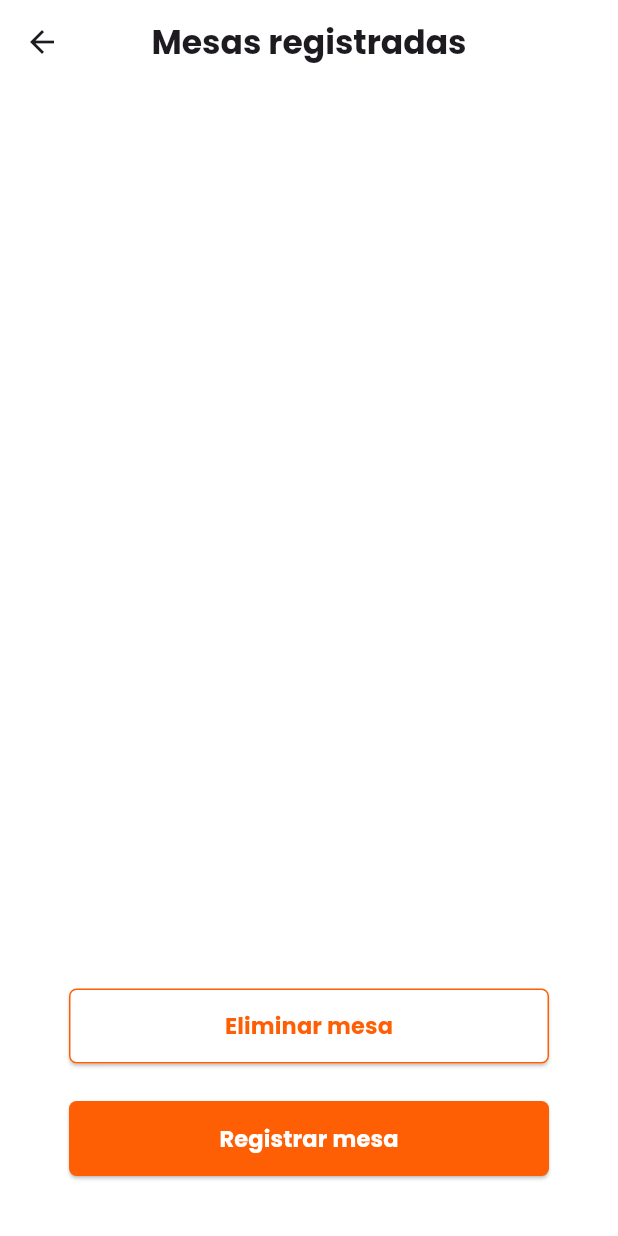
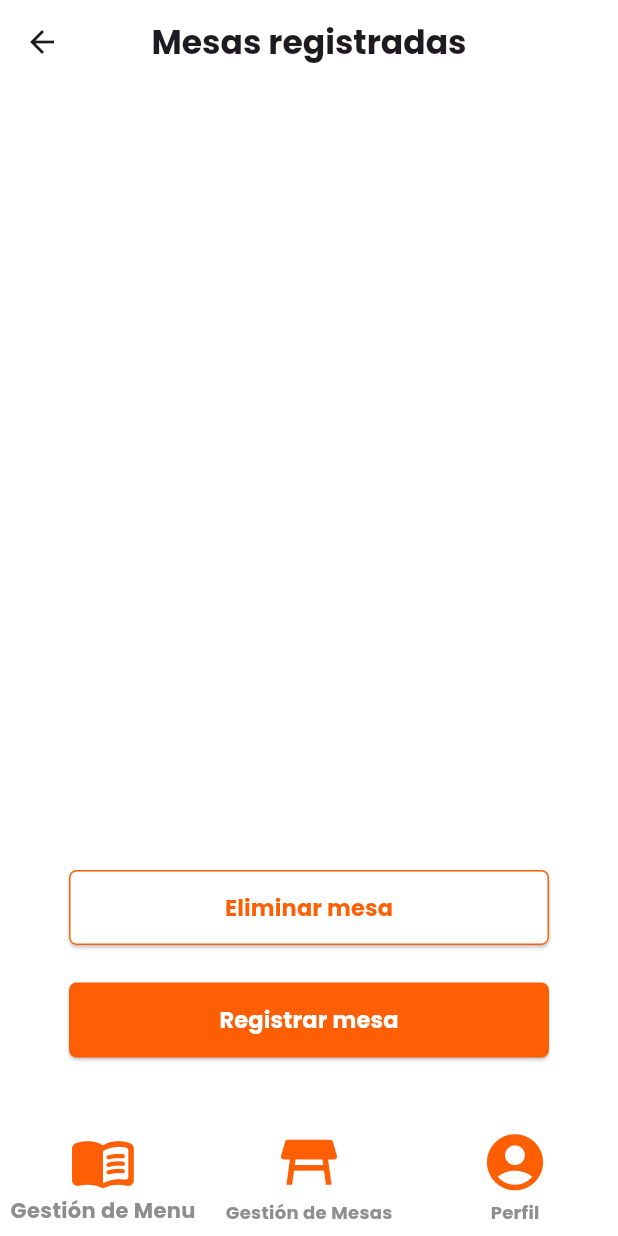
Before and after one commit to BomeLoL/easyorder, a Flutter app: the Vistamesas screen opened directly with empty values, on a phone screen of 412 x 824 dp. Run offline on Flutter 3.47's test engine with Material 3 defaults, Android fonts, the phone set to English and light mode, and no system bars; our stand-ins replace cloud_firestore, firebase_auth, firebase_core, flutter_dotenv, flutter_spinkit, gap and 8 more; missing offline and left inert: flutter_launcher_icons, flutter_paypal, mobile_scanner, mongo_dart; accounts and stored records are empty.

Commit message:
feat: show navbar

```diff
--- a/lib/views/Widgets/navigationBarClientLogged.dart
+++ b/lib/views/Widgets/navigationBarClientLogged.dart
@@ -98,7 +98,7 @@ class _NavigationbarClientState extends State<BarNavigationClientLogged> {
                 return route.settings.name == 'menu';
               });
               Navigator.push(context, MaterialPageRoute(builder: (context) {
-                return ProfileView(idMesa: widget.idMesa, info: widget.info,restaurante: widget.restaurante,);
+                return ProfileView(info: widget.info, idMesa: widget.idMesa, restaurante: widget.restaurante,);
               }));});
             } else if (clickedIndex == 2) {
               setState(() {
--- a/lib/views/menu.dart
+++ b/lib/views/menu.dart
@@ -111,7 +111,7 @@ class _MenuState extends State<MenuView> {
         return BarNavigationClientLogged(idMesa: widget.idMesa, info: widget.info, restaurante: widget.restaurante);
           }
           else if (userController.usuario?.usertype == "Restaurante"){
-        return BarNavigationRestaurant(idMesa: widget.idMesa, info: widget.info, restaurante: widget.restaurante);
+        return BarNavigationRestaurant();
 
           }
         }
--- a/lib/views/vistaMesas.dart
+++ b/lib/views/vistaMesas.dart
@@ -1,6 +1,7 @@
 import 'package:easyorder/controllers/restaurante_controller.dart';
 import 'package:easyorder/models/clases/mesa.dart';
 import 'package:easyorder/views/Widgets/custom_popup.dart';
+import 'package:easyorder/views/Widgets/navigationBarRestaurant.dart';
 import 'package:easyorder/views/registro_mesa.dart';
 import 'package:google_fonts/google_fonts.dart';
 import 'package:flutter/material.dart';
@@ -26,7 +27,15 @@ class _VistamesasState extends State<Vistamesas> {
   }
   @override
   Widget build(BuildContext context) {
-    return Consumer<RestauranteController>(
+    return WillPopScope(
+      onWillPop:() async {
+          Navigator.of(context).popUntil((route) {
+            return route.settings.name == 'menu';
+          });
+
+          return await true;
+        },
+      child: Consumer<RestauranteController>(
         builder: (context, restauranteController, child) {
           return Scaffold(
           extendBodyBehindAppBar: true,
@@ -60,7 +69,7 @@ class _VistamesasState extends State<Vistamesas> {
                       Padding(
                         padding: const EdgeInsets.symmetric(horizontal: 20),
                         child: Container(
-                        height: MediaQuery.of(context).size.height * 0.55,
+                          height: MediaQuery.of(context).size.height * 0.35,
                           child: ListView(
                             shrinkWrap: true,
                             padding: EdgeInsets.zero,
@@ -157,9 +166,11 @@ class _VistamesasState extends State<Vistamesas> {
               ),
             ],
           ),
+          bottomNavigationBar: BarNavigationRestaurant(),
         );
         },
 
+      ),
     );
   }
 
```
Also changed, not shown: lib/views/Widgets/navigationBarRestaurant.dart (+1 -9 lines), lib/views/profile_view.dart (+26 -11 lines). Lines whose indentation alone changed are shown as unchanged.
